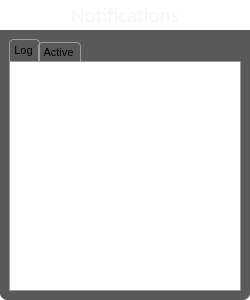
This is UiModule/ui/NotificationBrowserWidget.ui in realXtend/tundra as Qt 5 draws it before an edit. The edited form follows.
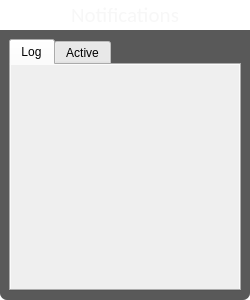
This is the edited form. Icons and pictures are not drawn.

Patch:
```diff
--- a/UiModule/ui/NotificationBrowserWidget.ui
+++ b/UiModule/ui/NotificationBrowserWidget.ui
@@ -41,71 +41,7 @@
 	border-bottom-left-radius: 7px;
 	border-bottom-right-radius: 7px;
 }
-
-QWidget#scrollContentActive, QWidget#scrollContentLog {
-	background-color: white;
-}
-
- QTabWidget::pane { /* The tab widget frame */
-	border: 1px solid #9B9B9B;
-	background-color: white;
- }
-
- QTabWidget::tab-bar {
-     left: 0px;  /* move to the right by 5px */
- }
-
- /* Style the tab using the tab sub-control. Note that
-     it reads QTabBar _not_ QTabWidget */
- QTabBar::tab {
-     background: qlineargradient(x1: 0, y1: 0, x2: 0, y2: 1,
-                                 stop: 0 #E1E1E1, stop: 0.4 #DDDDDD,
-                                 stop: 0.5 #D8D8D8, stop: 1.0 #D3D3D3);
-     border: 1px solid #9B9B9B;
-     border-top-left-radius: 4px;
-     border-top-right-radius: 4px;
-     border-bottom: 0px;
-     min-width: 12ex;
-     padding: 2px;
-     padding-right: 5px;
-     padding-left: 3px;
-	 font: 11px;
- }
-
- QTabBar::tab:selected, QTabBar::tab:hover {
-     background: qlineargradient(x1: 0, y1: 0, x2: 0, y2: 1,
-                                 stop: 0 #fafafa, stop: 0.4 #f4f4f4,
-                                 stop: 0.5 #e7e7e7, stop: 1.0 #fafafa);
- }
-
- QTabBar::tab:selected {
-     border-color: #9B9B9B;
-     border-bottom-color: rgba(0,0,0,0); /* same as pane color */
-	 border-bottom: 0px;
- }
-
- QTabBar::tab:!selected {
-     margin-top: 3px; /* make non-selected tabs look smaller */
- }
-
- /* make use of negative margins for overlapping tabs */
- QTabBar::tab:selected {
-     /* expand/overlap to the left and right by 4px */
-     margin-left: -2px;
-     margin-right: -2px;
- }
-
- QTabBar::tab:first:selected {
-     margin-left: 0; /* the first selected tab has nothing to overlap with on the left */
- }
-
- QTabBar::tab:last:selected {
-     margin-right: 0; /* the last selected tab has nothing to overlap with on the right */
- }
-
- QTabBar::tab:only-one {
-     margin: 0; /* if there is only one tab, we don't want overlapping margins */
- }</string>
+</string>
   </property>
   <layout class="QVBoxLayout" name="verticalLayout">
    <property name="spacing">
@@ -194,8 +130,8 @@
               <rect>
                <x>0</x>
                <y>0</y>
-               <width>230</width>
-               <height>229</height>
+               <width>226</width>
+               <height>226</height>
               </rect>
              </property>
              <layout class="QVBoxLayout" name="verticalLayout_6">
```
